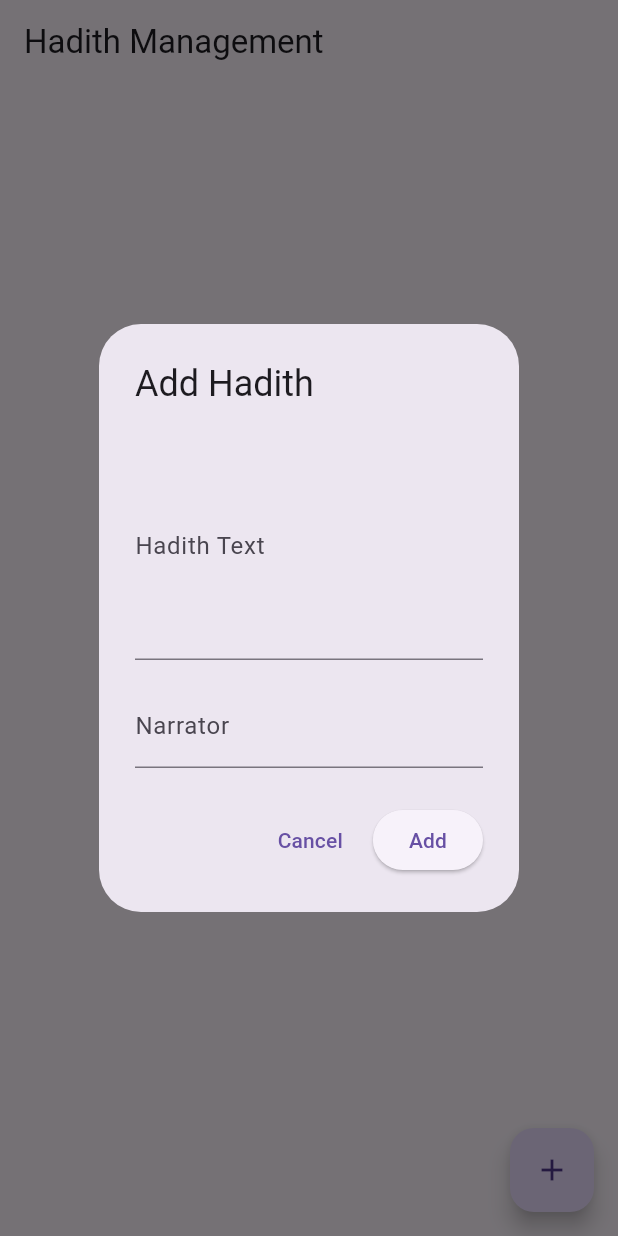
After one commit to m7mdramadandx/islami-admin, a Flutter app: the HadithManagementPage screen opened by its route, after a tap on the "add" icon, on a phone screen of 412 x 824 dp. The commit adds this screen. Run offline on Flutter 3.47's test engine with Material 3 defaults, Android fonts, the phone set to English and light mode, and no system bars; our stand-ins replace bloc, cloud_firestore, dartz, equatable, firebase_auth, firebase_core and 5 more; accounts and stored records are empty; network calls fail; Roboto replaces fonts that are missing (Cairo).

Commit message:
clean up code

```diff
--- /dev/null
+++ b/lib/features/hadith/data/repository/hadith_repository.dart
@@ -0,0 +1,26 @@
+import 'package:cloud_firestore/cloud_firestore.dart';
+import 'package:islami_admin/features/hadith/domain/entities/hadith.dart';
+
+class HadithRepository {
+  final CollectionReference _hadithCollection = FirebaseFirestore.instance.collection('hadiths');
+
+  Future<void> addHadith(Hadith hadith) async {
+    await _hadithCollection.doc(hadith.id).set(hadith.toJson());
+  }
+
+  Future<void> updateHadith(Hadith hadith) async {
+    await _hadithCollection.doc(hadith.id).update(hadith.toJson());
+  }
+
+  Future<void> deleteHadith(String id) async {
+    await _hadithCollection.doc(id).delete();
+  }
+
+  Stream<List<Hadith>> getHadiths() {
+    return _hadithCollection.snapshots().map((snapshot) {
+      return snapshot.docs.map((doc) {
+        return Hadith.fromJson(doc.data() as Map<String, dynamic>);
+      }).toList();
+    });
+  }
+}
--- /dev/null
+++ b/lib/features/hadith/domain/entities/hadith.dart
@@ -0,0 +1,24 @@
+
+class Hadith {
+  final String id;
+  final String text;
+  final String narrator;
+
+  Hadith({required this.id, required this.text, required this.narrator});
+
+  factory Hadith.fromJson(Map<String, dynamic> json) {
+    return Hadith(
+      id: json['id'] as String,
+      text: json['text'] as String,
+      narrator: json['narrator'] as String,
+    );
+  }
+
+  Map<String, dynamic> toJson() {
+    return {
+      'id': id,
+      'text': text,
+      'narrator': narrator,
+    };
+  }
+}
--- /dev/null
+++ b/lib/features/hadith/presentation/pages/hadith_management_page.dart
@@ -0,0 +1,128 @@
+import 'package:flutter/material.dart';
+import 'package:islami_admin/features/hadith/data/repository/hadith_repository.dart';
+import 'package:islami_admin/features/hadith/domain/entities/hadith.dart';
+
+class HadithManagementPage extends StatefulWidget {
+  const HadithManagementPage({super.key});
+
+  @override
+  State<HadithManagementPage> createState() => _HadithManagementPageState();
+}
+
+class _HadithManagementPageState extends State<HadithManagementPage> {
+  final HadithRepository _hadithRepository = HadithRepository();
+
+  @override
+  Widget build(BuildContext context) {
+    return Scaffold(
+      appBar: AppBar(
+        title: const Text('Hadith Management'),
+      ),
+      body: StreamBuilder<List<Hadith>>(
+        stream: _hadithRepository.getHadiths(),
+        builder: (context, snapshot) {
+          if (snapshot.hasError) {
+            return Center(child: Text('Error: ${snapshot.error}'));
+          }
+          if (snapshot.connectionState == ConnectionState.waiting) {
+            return const Center(child: CircularProgressIndicator());
+          }
+          final hadiths = snapshot.data ?? [];
+          return ListView.builder(
+            itemCount: hadiths.length,
+            itemBuilder: (context, index) {
+              final hadith = hadiths[index];
+              return Card(
+                margin: const EdgeInsets.symmetric(horizontal: 16, vertical: 8),
+                child: ListTile(
+                  title: Text(hadith.text),
+                  subtitle: Text(hadith.narrator),
+                  trailing: Row(
+                    mainAxisSize: MainAxisSize.min,
+                    children: [
+                      IconButton(
+                        icon: const Icon(Icons.edit, color: Colors.blue),
+                        onPressed: () => _showAddEditHadithDialog(hadith: hadith),
+                      ),
+                      IconButton(
+                        icon: const Icon(Icons.delete, color: Colors.red),
+                        onPressed: () => _deleteHadith(hadith.id),
+                      ),
+                    ],
+                  ),
+                ),
+              );
+            },
+          );
+        },
+      ),
+      floatingActionButton: FloatingActionButton(
+        onPressed: () => _showAddEditHadithDialog(),
+        child: const Icon(Icons.add),
+      ),
+    );
+  }
+
+  void _showAddEditHadithDialog({Hadith? hadith}) {
+    final textController = TextEditingController(text: hadith?.text ?? '');
+    final narratorController = TextEditingController(text: hadith?.narrator ?? '');
+
+    showDialog(
+      context: context,
+      builder: (context) {
+        return AlertDialog(
+          title: Text(hadith == null ? 'Add Hadith' : 'Edit Hadith'),
+          content: Column(
+            mainAxisSize: MainAxisSize.min,
+            children: [
+              TextField(
+                controller: textController,
+                decoration: const InputDecoration(labelText: 'Hadith Text'),
+                maxLines: 5,
+              ),
+              const SizedBox(height: 16),
+              TextField(
+                controller: narratorController,
+                decoration: const InputDecoration(labelText: 'Narrator'),
+              ),
+            ],
+          ),
+          actions: [
+            TextButton(
+              onPressed: () => Navigator.of(context).pop(),
+              child: const Text('Cancel'),
+            ),
+            ElevatedButton(
+              onPressed: () {
+                final newHadith = Hadith(
+                  id: hadith?.id ?? DateTime.now().millisecondsSinceEpoch.toString(),
+                  text: textController.text,
+                  narrator: narratorController.text,
+                );
+                if (hadith == null) {
+                  _addHadith(newHadith);
+                } else {
+                  _editHadith(newHadith);
+                }
+                Navigator.of(context).pop();
+              },
+              child: Text(hadith == null ? 'Add' : 'Update'),
+            ),
+          ],
+        );
+      },
+    );
+  }
+
+  void _addHadith(Hadith hadith) {
+    _hadithRepository.addHadith(hadith);
+  }
+
+  void _editHadith(Hadith hadith) {
+    _hadithRepository.updateHadith(hadith);
+  }
+
+  void _deleteHadith(String id) {
+    _hadithRepository.deleteHadith(id);
+  }
+}
--- a/lib/features/home/presentation/pages/home_page.dart
+++ b/lib/features/home/presentation/pages/home_page.dart
@@ -1,6 +1,7 @@
 
 import 'package:flutter/material.dart';
 import 'package:flutter_bloc/flutter_bloc.dart';
+import 'package:go_router/go_router.dart';
 import 'package:islami_admin/features/auth/presentation/bloc/auth_bloc.dart';
 import 'package:islami_admin/features/home/presentation/widgets/custom_drawer.dart';
 
@@ -36,7 +37,9 @@ class HomePage extends StatelessWidget {
               context: context,
               icon: Icons.people,
               label: 'Users',
-              onTap: () {},
+              onTap: () {
+                GoRouter.of(context).go('/user-management');
+              },
             ),
             _buildDashboardCard(
               context: context,
@@ -55,6 +58,14 @@ class HomePage extends StatelessWidget {
               icon: Icons.comment,
               label: 'Comments',
               onTap: () {},
+            ),
+            _buildDashboardCard(
+              context: context,
+              icon: Icons.book,
+              label: 'Hadith',
+              onTap: () {
+                GoRouter.of(context).go('/hadith-management');
+              },
             ),
           ],
         ),
--- a/lib/main.dart
+++ b/lib/main.dart
@@ -1,22 +1,31 @@
+import 'dart:async';
 
+import 'package:firebase_crashlytics/firebase_crashlytics.dart';
 import 'package:flutter/material.dart';
 import 'package:flutter_bloc/flutter_bloc.dart';
 import 'package:go_router/go_router.dart';
 import 'package:google_fonts/google_fonts.dart';
 import 'package:islami_admin/features/auth/presentation/bloc/auth_bloc.dart';
 import 'package:islami_admin/features/auth/presentation/pages/login_page.dart';
+import 'package:islami_admin/features/hadith/presentation/pages/hadith_management_page.dart';
 import 'package:islami_admin/features/home/presentation/pages/home_page.dart';
+import 'package:islami_admin/features/user/presentation/pages/user_management_page.dart';
 import 'package:islami_admin/injection_container.dart' as di;
 import 'package:firebase_core/firebase_core.dart';
 import 'firebase_options.dart';
 
 void main() async {
+  await runZonedGuarded(() async {
     WidgetsFlutterBinding.ensureInitialized();
     await Firebase.initializeApp(
       options: DefaultFirebaseOptions.currentPlatform,
     );
     di.init();
+
+    FlutterError.onError = FirebaseCrashlytics.instance.recordFlutterError;
+
     runApp(const IslamiAdmin());
+  }, (error, stack) => FirebaseCrashlytics.instance.recordError(error, stack));
 }
 
 class IslamiAdmin extends StatelessWidget {
@@ -36,7 +45,8 @@ class IslamiAdmin extends StatelessWidget {
         },
         child: MaterialApp.router(
           routerConfig: _router,
-          title: 'Admin Panel',
+          title: 'islami-admin',
+          debugShowCheckedModeBanner: false,
           theme: ThemeData(
             primarySwatch: Colors.blue,
             visualDensity: VisualDensity.adaptivePlatformDensity,
@@ -60,5 +70,13 @@ final _router = GoRouter(
       path: '/home',
       builder: (context, state) => const HomePage(),
     ),
+    GoRoute(
+      path: '/hadith-management',
+      builder: (context, state) => const HadithManagementPage(),
+    ),
+    GoRoute(
+      path: '/user-management',
+      builder: (context, state) => const UserManagementPage(),
+    ),
   ],
 );
--- a/pubspec.yaml
+++ b/pubspec.yaml
@@ -14,7 +14,6 @@ dependencies:
   google_fonts: ^6.3.3
   firebase_core: ^3.1.1
   firebase_auth: ^5.1.1
-  fluttertoast: ^9.0.0
   equatable: ^2.0.7
   dartz: ^0.10.1
   get_it: ^9.2.0
@@ -22,12 +21,12 @@ dependencies:
   cloud_firestore: ^5.6.12
   firebase_messaging: ^15.2.10
   firebase_crashlytics: ^4.3.10
+  bloc: ^9.1.0
 
 dev_dependencies:
   flutter_test:
     sdk: flutter
   flutter_lints: ^5.0.0
-  mockito: ^5.6.1
   build_runner: ^2.10.4
 
 flutter:
```
Also changed, not shown: lib/features/auth/presentation/pages/login_page.dart (+15 -12 lines), lib/features/user/data/repository/user_repository.dart (added, +26 -0 lines), lib/features/user/domain/entities/user.dart (added, +27 -0 lines), lib/features/user/presentation/pages/user_management_page.dart (added, +137 -0 lines), .idx/mcp.json, pubspec.lock, 4 other files. Lines whose indentation alone changed are shown as unchanged.
